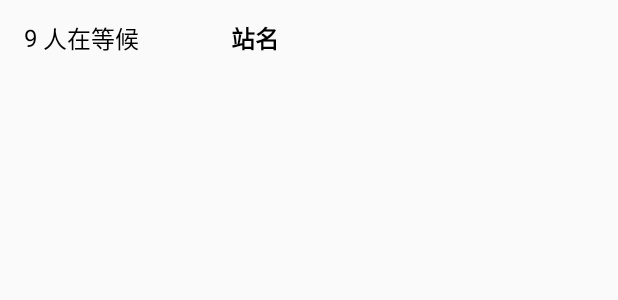
After one commit to kyees215/MinibusDriver, an Android app: the layout stop_recycleview.xml on its own in the app's theme, with its tools: preview values and no code run, on a phone screen of 412 x 824 dp. The commit adds this screen. Shown: the top 300 px of the screen. Run offline under Robolectric (Android 15) with nearby library versions, the phone set to English and light mode, and no system bars.

Commit message:
Finished recyclerview and update waiting people.

```diff
--- a/app/src/main/java/com/hkminibus/minibusdriver/MainActivity.java
+++ b/app/src/main/java/com/hkminibus/minibusdriver/MainActivity.java
@@ -50,7 +50,7 @@ public class MainActivity extends AppCompatActivity {
                     if (d.getId().matches(driverID.getText().toString())) {
                         correctID = true;
                         //it's not good to getId(), but idk why i cant use validatePassword(password). TBC
-                        if (d.getId().matches(password.getText().toString())){
+                        if (d.getPassword().matches(password.getText().toString())){
                             correctPW = true;
                             currentUser = d;
                         }
--- a/app/src/main/java/com/hkminibus/minibusdriver/Menu.java
+++ b/app/src/main/java/com/hkminibus/minibusdriver/Menu.java
@@ -218,7 +218,6 @@ public class Menu extends AppCompatActivity implements LocationListener {
                           final String mRouteName, final String mRouteNo, final String type, final String mRouteID
             , final ArrayList<stop_data> mStopList) {
 
-
         final DatabaseReference drivingRef = mRef.child("Driving");
 
         //make stoplist
--- /dev/null
+++ b/app/src/main/res/layout/stop_recycleview.xml
@@ -0,0 +1,57 @@
+<?xml version="1.0" encoding="utf-8"?>
+<android.support.constraint.ConstraintLayout
+    xmlns:android="http://schemas.android.com/apk/res/android"
+    xmlns:app="http://schemas.android.com/apk/res-auto"
+    xmlns:tools="http://schemas.android.com/tools"
+    android:layout_width="match_parent"
+    android:layout_height="50dp">
+
+    <TextView
+        android:id="@+id/waiting"
+        android:layout_width="wrap_content"
+        android:layout_height="wrap_content"
+        android:layout_marginBottom="8dp"
+        android:layout_marginStart="16dp"
+        android:layout_marginTop="8dp"
+        android:gravity="center"
+        android:text="9"
+        android:textColor="@android:color/black"
+        android:textSize="16sp"
+        app:layout_constraintBottom_toBottomOf="parent"
+        app:layout_constraintStart_toStartOf="parent"
+        app:layout_constraintTop_toTopOf="parent" />
+
+    <TextView
+        android:id="@+id/textView9"
+        android:layout_width="wrap_content"
+        android:layout_height="wrap_content"
+        android:layout_marginBottom="8dp"
+        android:layout_marginStart="4dp"
+        android:layout_marginTop="8dp"
+        android:gravity="center_vertical"
+        android:text="人在等候"
+        android:textColor="@android:color/black"
+        android:textSize="16sp"
+        app:layout_constraintBottom_toBottomOf="parent"
+        app:layout_constraintStart_toEndOf="@+id/waiting"
+        app:layout_constraintTop_toTopOf="parent" />
+
+    <TextView
+        android:id="@+id/stop_name"
+        android:layout_width="250dp"
+        android:layout_height="wrap_content"
+        android:layout_marginBottom="8dp"
+        android:layout_marginEnd="8dp"
+        android:layout_marginStart="8dp"
+        android:layout_marginTop="8dp"
+        android:gravity="center_vertical"
+        android:text="站名"
+        android:textColor="@android:color/black"
+        android:textSize="16sp"
+        android:textStyle="bold"
+        app:layout_constraintBottom_toBottomOf="parent"
+        app:layout_constraintEnd_toEndOf="parent"
+        app:layout_constraintHorizontal_bias="1.0"
+        app:layout_constraintStart_toEndOf="@+id/textView9"
+        app:layout_constraintTop_toTopOf="parent" />
+</android.support.constraint.ConstraintLayout>
```
Also changed, not shown: app/src/main/java/com/hkminibus/minibusdriver/DividerDecoration.java (added, +93 -0 lines), app/src/main/java/com/hkminibus/minibusdriver/Driving.java (+41 -1 lines), app/src/main/java/com/hkminibus/minibusdriver/StopAdapter.java (added, +60 -0 lines), app/src/main/res/drawable/divider.xml (added, +7 -0 lines), app/src/main/res/layout/driving.xml (+5 -3 lines).
